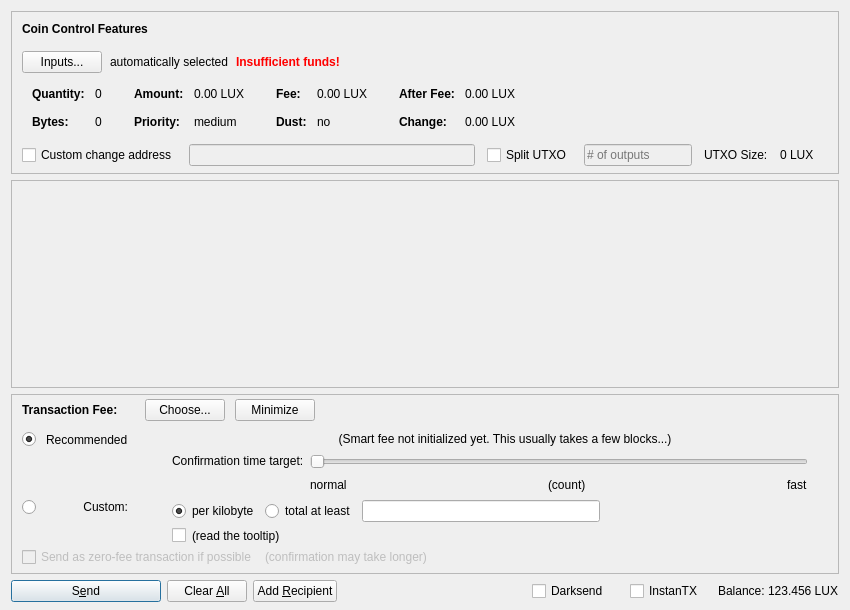
Above: src/qt/forms/sendcoinsdialog.ui from KingricharVD/astra before the change. Below: the same form after it.
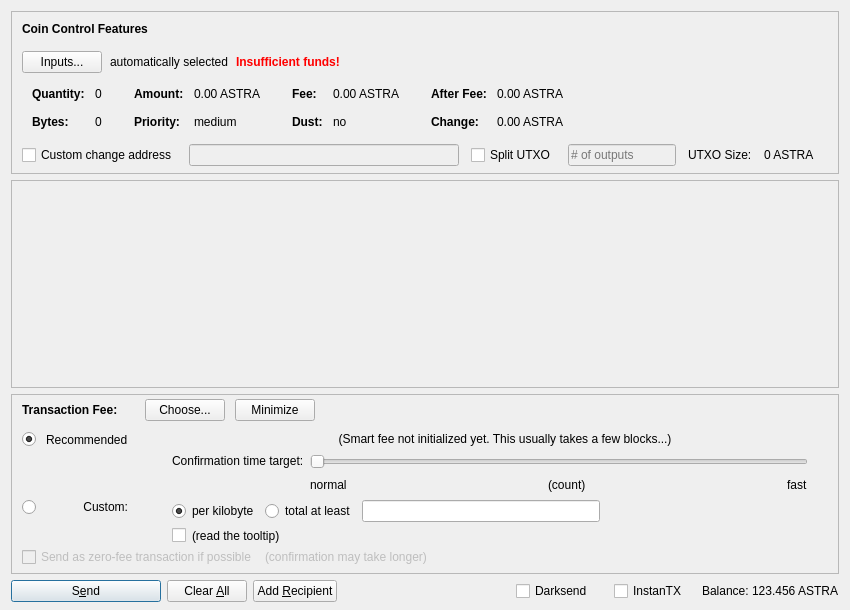
That is the form after the change. Icons and pictures are not drawn. Custom widgets are drawn as their Qt base class.

```diff
--- a/src/qt/forms/sendcoinsdialog.ui
+++ b/src/qt/forms/sendcoinsdialog.ui
@@ -324,7 +324,7 @@
                   <enum>Qt::ActionsContextMenu</enum>
                  </property>
                  <property name="text">
-                  <string notr="true">0.00 LUX</string>
+                  <string notr="true">0.00 ASTRA</string>
                  </property>
                  <property name="textInteractionFlags">
                   <set>Qt::LinksAccessibleByMouse|Qt::TextSelectableByKeyboard|Qt::TextSelectableByMouse</set>
@@ -404,7 +404,7 @@
                   <enum>Qt::ActionsContextMenu</enum>
                  </property>
                  <property name="text">
-                  <string notr="true">0.00 LUX</string>
+                  <string notr="true">0.00 ASTRA</string>
                  </property>
                  <property name="textInteractionFlags">
                   <set>Qt::LinksAccessibleByMouse|Qt::TextSelectableByKeyboard|Qt::TextSelectableByMouse</set>
@@ -484,7 +484,7 @@
                   <enum>Qt::ActionsContextMenu</enum>
                  </property>
                  <property name="text">
-                  <string notr="true">0.00 LUX</string>
+                  <string notr="true">0.00 ASTRA</string>
                  </property>
                  <property name="textInteractionFlags">
                   <set>Qt::LinksAccessibleByMouse|Qt::TextSelectableByKeyboard|Qt::TextSelectableByMouse</set>
@@ -513,7 +513,7 @@
                   <enum>Qt::ActionsContextMenu</enum>
                  </property>
                  <property name="text">
-                  <string notr="true">0.00 LUX</string>
+                  <string notr="true">0.00 ASTRA</string>
                  </property>
                  <property name="textInteractionFlags">
                   <set>Qt::LinksAccessibleByMouse|Qt::TextSelectableByKeyboard|Qt::TextSelectableByMouse</set>
@@ -597,7 +597,7 @@
           <item>
            <widget class="QLabel" name="labelBlockSize">
             <property name="text">
-             <string>0 LUX</string>
+             <string>0 ASTRA</string>
             </property>
            </widget>
           </item>
@@ -1467,7 +1467,7 @@
           <cursorShape>IBeamCursor</cursorShape>
          </property>
          <property name="text">
-          <string notr="true">123.456 LUX</string>
+          <string notr="true">123.456 ASTRA</string>
          </property>
          <property name="textInteractionFlags">
           <set>Qt::LinksAccessibleByMouse|Qt::TextSelectableByKeyboard|Qt::TextSelectableByMouse</set>
```
Left out of the diff: 8 changed lines with no effect on the pictures.
